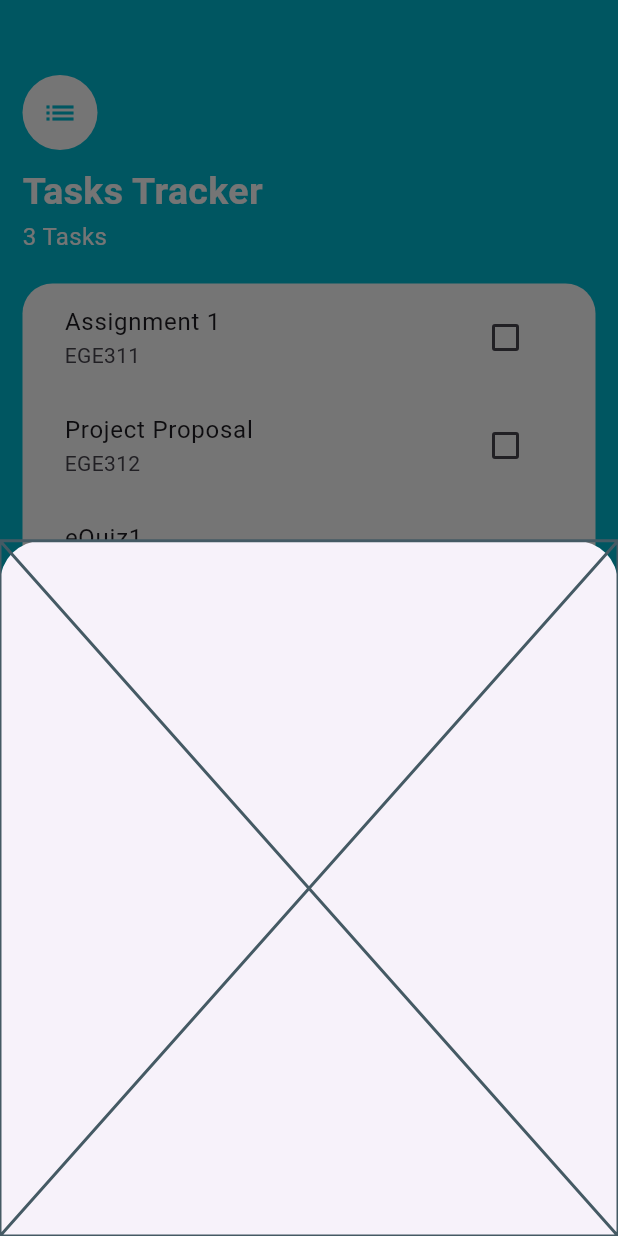
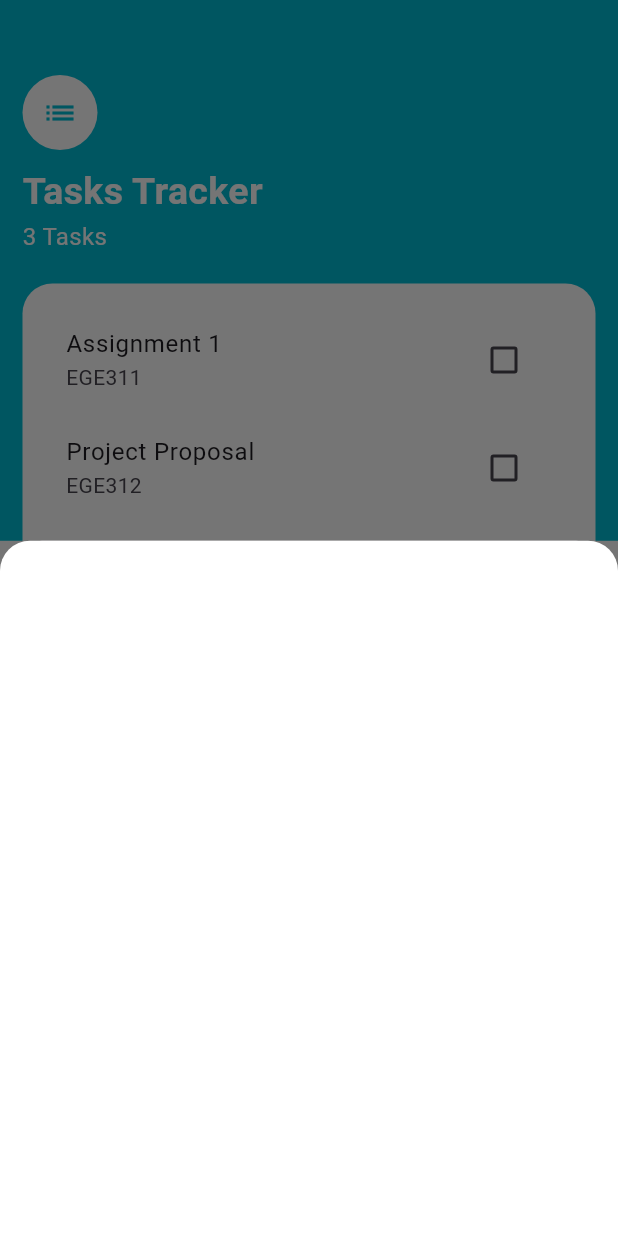
Before and after one commit to zacw-243L/flutter-tasks-app, a Flutter app: the screen it shows after launch, after a tap on the "add" icon, on a phone screen of 412 x 824 dp. Run offline on Flutter 3.47's test engine with Material 3 defaults, Android fonts, the phone set to English and light mode, and no system bars.

Commit message:
Lab 7 Page 6c (Halfway)

```diff
--- a/lib/screens/addtask_screen.dart
+++ b/lib/screens/addtask_screen.dart
@@ -1,7 +1,10 @@
 import 'package:flutter/material.dart';
 
 class AddTaskScreen extends StatefulWidget {
-  const AddTaskScreen({super.key});
+  AddTaskScreen({super.key});
+
+  final TextEditingControllertitleController = TextEditingController();
+  final TextEditingControllermoduleController = TextEditingController();
 
   @override
   State<AddTaskScreen> createState() => _AddTaskScreenState();
@@ -10,6 +13,18 @@ class AddTaskScreen extends StatefulWidget {
 class _AddTaskScreenState extends State<AddTaskScreen> {
   @override
   Widget build(BuildContext context) {
-    return const Placeholder();
+    return Container(
+      color: const Color(0xff757575),
+      child: Container(
+        padding: const EdgeInsets.all(20.0),
+        decoration: const BoxDecoration(
+          color: Colors.white,
+          borderRadius: BorderRadius.only(
+            topLeft: Radius.circular(20.0),
+            topRight: Radius.circular(20.0),
+          ),
+        ),
+      ),
+    );
   }
 }
--- a/lib/screens/tasks_screen.dart
+++ b/lib/screens/tasks_screen.dart
@@ -63,7 +63,10 @@ class _TasksScreenState extends State<TasksScreen> {
                         topRight: Radius.circular(20.0),
                       ),
                     ),
-                    child: buildTasksList(tasks: tasks),
+                    child: Padding(
+                      padding: const EdgeInsets.fromLTRB(1, 15, 1, 0),
+                      child: buildTasksList(tasks: tasks),
+                    ),
                   ),
                 ),
               ],
@@ -82,7 +85,7 @@ class _TasksScreenState extends State<TasksScreen> {
           showModalBottomSheet(
             context: context,
             builder: (BuildContextcontext) {
-              return const AddTaskScreen();
+              return AddTaskScreen();
             },
           );
         },
```
